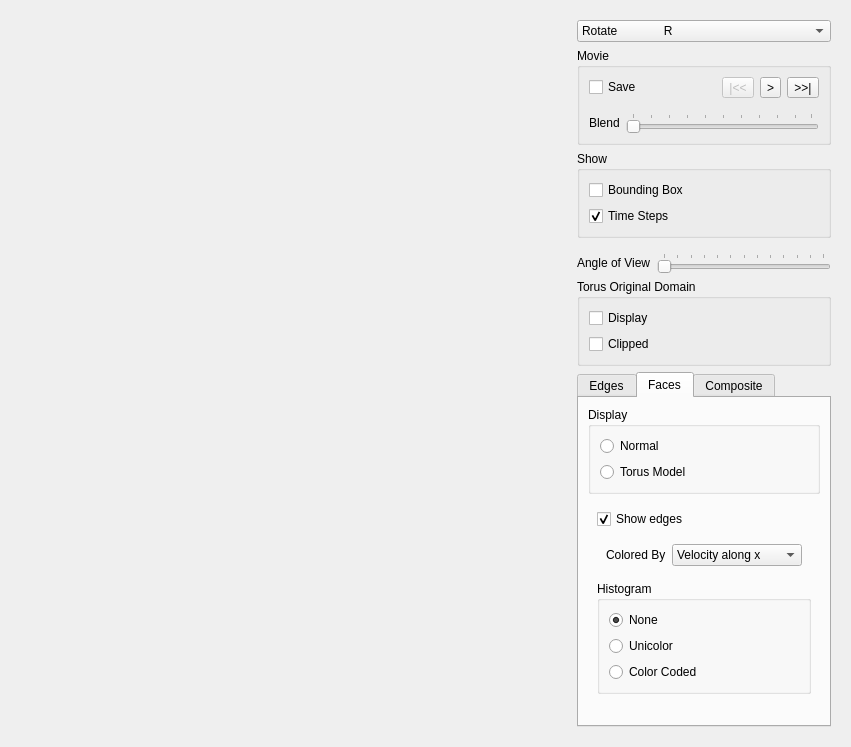
The window that Window.ui (danlipsa/foamvis) describes before a commit, drawn with Qt 5.
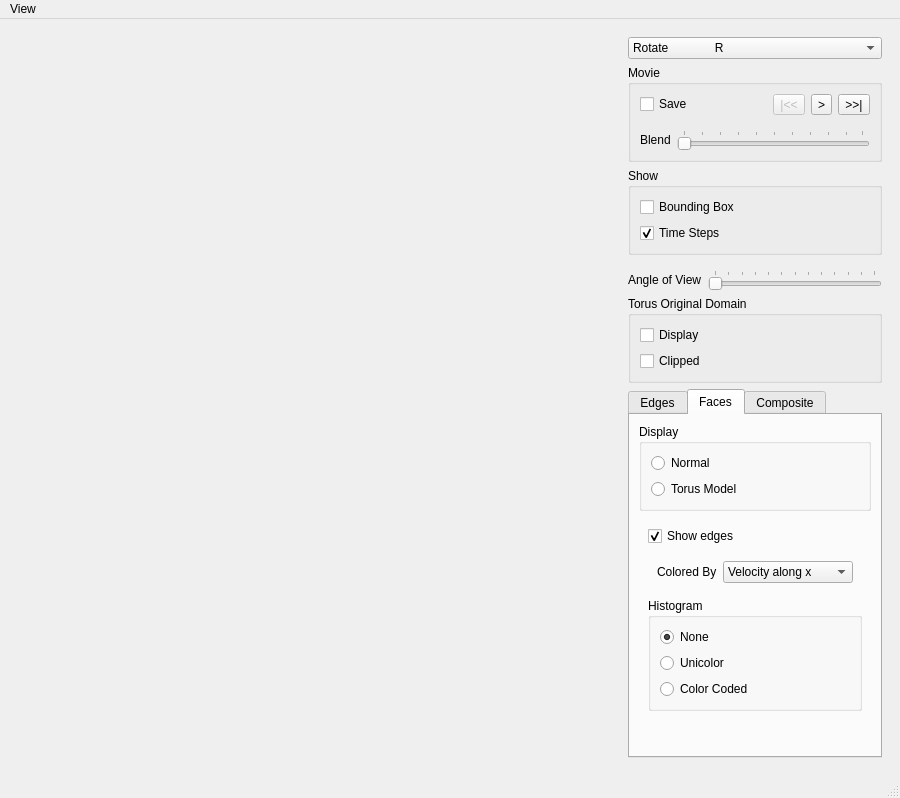
The same window after the commit. The open tabs and pages were chosen to show the change. Custom widgets are drawn as their Qt base class.

Diff of the .ui file:
```diff
--- a/Window.ui
+++ b/Window.ui
@@ -1,43 +1,20 @@
 <?xml version="1.0" encoding="UTF-8"?>
 <ui version="4.0">
  <class>Window</class>
- <widget class="QWidget" name="Window">
+ <widget class="QMainWindow" name="Window">
   <property name="geometry">
    <rect>
     <x>0</x>
     <y>0</y>
-    <width>851</width>
-    <height>747</height>
+    <width>900</width>
+    <height>798</height>
    </rect>
   </property>
-  <property name="sizePolicy">
-   <sizepolicy hsizetype="Preferred" vsizetype="Preferred">
-    <horstretch>0</horstretch>
-    <verstretch>0</verstretch>
-   </sizepolicy>
-  </property>
-  <property name="focusPolicy">
-   <enum>Qt::StrongFocus</enum>
-  </property>
   <property name="windowTitle">
    <string>Foam</string>
   </property>
-  <layout class="QHBoxLayout" name="horizontalLayout_8">
-   <item>
-    <widget class="QWidget" name="widgetDisplayOptions" native="true">
-     <property name="minimumSize">
-      <size>
-       <width>0</width>
-       <height>0</height>
-      </size>
-     </property>
+  <widget class="QWidget" name="centralwidget">
      <layout class="QHBoxLayout" name="horizontalLayout_3" stretch="1,0">
-      <property name="sizeConstraint">
-       <enum>QLayout::SetDefaultConstraint</enum>
-      </property>
-      <property name="margin">
-       <number>0</number>
-      </property>
       <item>
        <widget class="DisplayWidget" name="widgetDisplay" native="true">
         <property name="sizePolicy">
@@ -840,8 +817,29 @@
       </item>
      </layout>
     </widget>
-   </item>
-  </layout>
+  <widget class="QMenuBar" name="menubar">
+   <property name="geometry">
+    <rect>
+     <x>0</x>
+     <y>0</y>
+     <width>900</width>
+     <height>24</height>
+    </rect>
+   </property>
+   <widget class="QMenu" name="menuView">
+    <property name="title">
+     <string>View</string>
+    </property>
+    <addaction name="actionOpenGL_Info"/>
+   </widget>
+   <addaction name="menuView"/>
+  </widget>
+  <widget class="QStatusBar" name="statusbar"/>
+  <action name="actionOpenGL_Info">
+   <property name="text">
+    <string>OpenGL Info</string>
+   </property>
+  </action>
  </widget>
  <customwidgets>
   <customwidget>
```
Left out of the diff: 49 changed lines with no effect on the pictures. Lines whose indentation alone changed are shown as unchanged.
